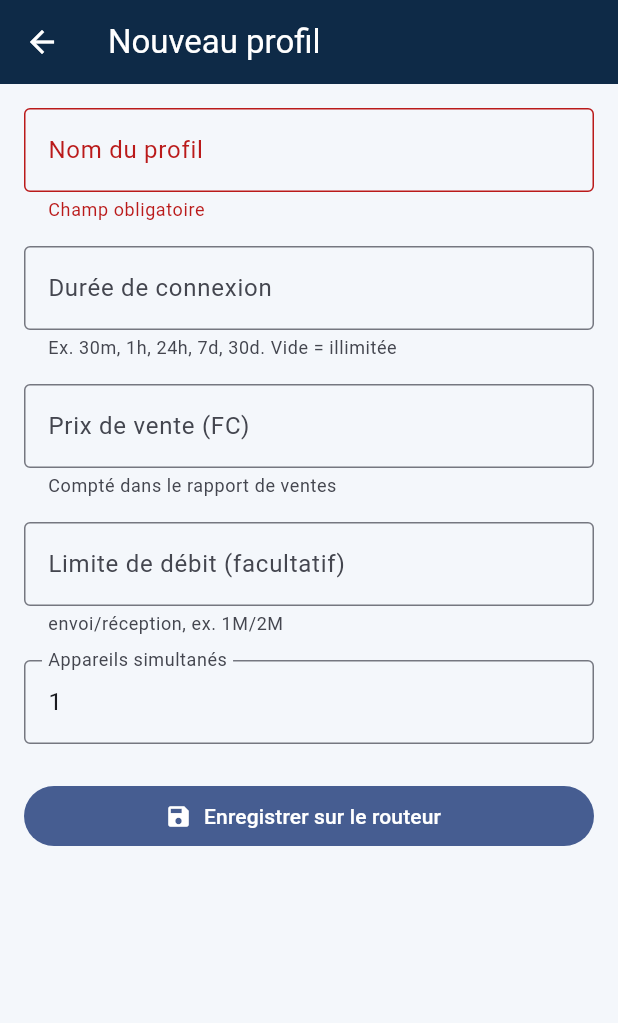
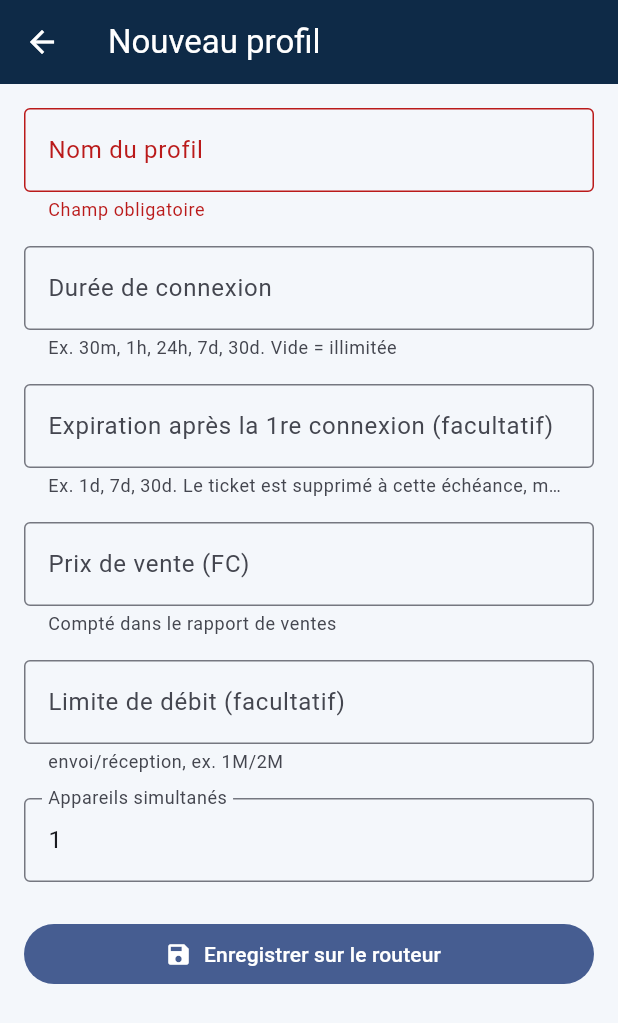
Before and after one commit to chadracklonde/mtandao-ticket-app, a Flutter app: the ProfileFormScreen screen opened directly with empty values, after a tap on "Enregistrer sur le routeur", on a phone screen of 412 x 824 dp. Shown: the top 1023 px of the screen. Run offline on Flutter 3.47's test engine with Material 3 defaults, Android fonts, the phone set to English and light mode, and no system bars; our stand-ins replace flutter_secure_storage, pdf, printing, shared_preferences; accounts and stored records are empty.

Commit message:
L3 test de connexion ; L4/L9 validité calendaire des profils (expiration), tests du script
Co-Authored-By: Claude Sonnet 5.5 <noreply@anthropic.com>
Claude-Session: https://claude.ai/code/session_01NQqraT4qe9vJuzLrAQkkEy

```diff
--- a/lib/screens/generate_screen.dart
+++ b/lib/screens/generate_screen.dart
@@ -133,6 +133,7 @@ class _GenerateFormState extends State<_GenerateForm> {
               child: Text(
                 [
                   if (profile.uptime.isNotEmpty) 'Durée ${profile.uptime}',
+                  if (profile.validity.isNotEmpty) 'Expire après ${profile.validity}',
                   if (profile.price > 0) formatMoney(profile.price, currency),
                   if (profile.rateLimit.isNotEmpty) 'Débit ${profile.rateLimit}',
                   '${profile.sharedUsers} appareil(s)',
--- a/lib/screens/profile_form_screen.dart
+++ b/lib/screens/profile_form_screen.dart
@@ -28,6 +28,7 @@ class _ProfileFormScreenState extends State<ProfileFormScreen> {
   late final TextEditingController _shared;
   late final TextEditingController _price;
   late final TextEditingController _uptime;
+  late final TextEditingController _validity;
   bool _busy = false;
 
   @override
@@ -39,6 +40,7 @@ class _ProfileFormScreenState extends State<ProfileFormScreen> {
     _shared = TextEditingController(text: '${p?.sharedUsers ?? 1}');
     _price = TextEditingController(text: p == null || p.price == 0 ? '' : '${p.price}');
     _uptime = TextEditingController(text: p?.uptime ?? '');
+    _validity = TextEditingController(text: p?.validity ?? '');
   }
 
   @override
@@ -48,6 +50,7 @@ class _ProfileFormScreenState extends State<ProfileFormScreen> {
     _shared.dispose();
     _price.dispose();
     _uptime.dispose();
+    _validity.dispose();
     super.dispose();
   }
 
@@ -62,6 +65,7 @@ class _ProfileFormScreenState extends State<ProfileFormScreen> {
         sharedUsers: int.parse(_shared.text.trim()),
         price: int.tryParse(_price.text.trim()) ?? 0,
         uptime: _uptime.text.trim().toLowerCase(),
+        validity: _validity.text.trim().toLowerCase(),
       ));
       if (mounted) Navigator.of(context).pop(true);
     } catch (e) {
@@ -110,6 +114,22 @@ class _ProfileFormScreenState extends State<ProfileFormScreen> {
               validator: (v) {
                 final t = (v ?? '').trim().toLowerCase();
                 return (t.isNotEmpty && !uptimePattern.hasMatch(t)) ? 'Format invalide (ex. 24h)' : null;
+              },
+            ),
+            const SizedBox(height: 16),
+            TextFormField(
+              controller: _validity,
+              enabled: !_busy,
+              autocorrect: false,
+              decoration: const InputDecoration(
+                labelText: 'Expiration après la 1re connexion (facultatif)',
+                helperText: 'Ex. 1d, 7d, 30d. Le ticket est supprimé à cette échéance, même '
+                    's\'il reste du temps de connexion. Vide = pas d\'expiration',
+                border: OutlineInputBorder(),
+              ),
+              validator: (v) {
+                final t = (v ?? '').trim().toLowerCase();
+                return (t.isNotEmpty && !uptimePattern.hasMatch(t)) ? 'Format invalide (ex. 7d)' : null;
               },
             ),
             const SizedBox(height: 16),
--- a/lib/screens/profiles_screen.dart
+++ b/lib/screens/profiles_screen.dart
@@ -79,6 +79,7 @@ class _ProfilesScreenState extends State<ProfilesScreen> {
                 title: Text(p.name),
                 subtitle: Text([
                   if (p.uptime.isNotEmpty) 'Durée ${p.uptime}',
+                  if (p.validity.isNotEmpty) 'Expire après ${p.validity}',
                   if (p.price > 0) formatMoney(p.price, currency),
                   if (p.rateLimit.isNotEmpty) p.rateLimit,
                   '${p.sharedUsers} appareil(s)',
--- a/lib/services/mikhmon_service.dart
+++ b/lib/services/mikhmon_service.dart
@@ -66,6 +66,9 @@ class MikhmonService {
     }
     if (p.uptime.isNotEmpty && !uptimePattern.hasMatch(p.uptime)) {
       throw RouterOsException('Durée invalide. Exemples : 30m, 1h, 24h, 7d.');
+    }
+    if (p.validity.isNotEmpty && !uptimePattern.hasMatch(p.validity)) {
+      throw RouterOsException('Validité invalide. Exemples : 1d, 7d, 30d.');
     }
     final words = [
       if (p.id.isEmpty) '/ip/hotspot/user/profile/add' else '/ip/hotspot/user/profile/set',
@@ -139,6 +142,7 @@ class MikhmonService {
             comment: comment,
             price: r.profile.price,
             uptime: r.profile.uptime,
+            validity: r.profile.validity,
           ));
           created = true;
         } on RouterOsException catch (e) {
@@ -177,6 +181,7 @@ class MikhmonService {
         comment: comment,
         price: p?.price ?? 0,
         uptime: p?.uptime ?? '',
+        validity: p?.validity ?? '',
       );
       groups.putIfAbsent('$comment|$profileName', () => []).add(v);
     }
--- a/lib/services/voucher_pdf.dart
+++ b/lib/services/voucher_pdf.dart
@@ -27,6 +27,7 @@ Future<Uint8List> buildVouchersPdf(List<Voucher> vouchers, Session session) {
     final info = [
       v.profile,
       if (v.uptime.isNotEmpty) v.uptime,
+      if (v.validity.isNotEmpty) 'valable ${v.validity}',
       if (v.price > 0) formatMoney(v.price, session.currency),
     ].join(' · ');
 
--- a/lib/util.dart
+++ b/lib/util.dart
@@ -17,7 +17,8 @@ String describeError(Object e) {
   if (e is SocketException) {
     final detail = e.osError?.message ?? e.message;
     return 'Impossible de joindre le routeur ($detail). '
-        'Vérifiez l\'adresse, le port, le Wi-Fi ou le VPN.';
+        'Connectez-vous au wifi du routeur, ou ouvrez Back to Home pour un accès à distance. '
+        'Vérifiez aussi l\'adresse et le port.';
   }
   return e.toString();
 }
```
Also changed, not shown: lib/models.dart (+45 -16 lines), lib/screens/session_form.dart (+33 -0 lines), 2 other files.
